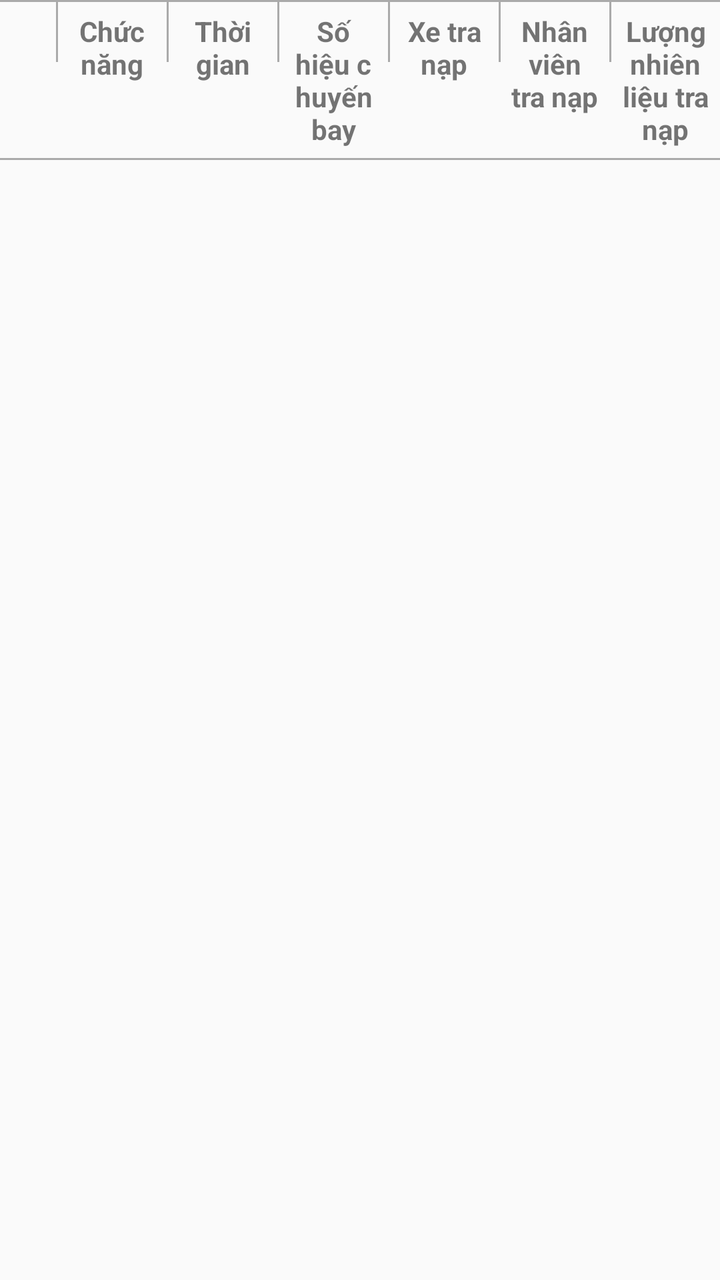
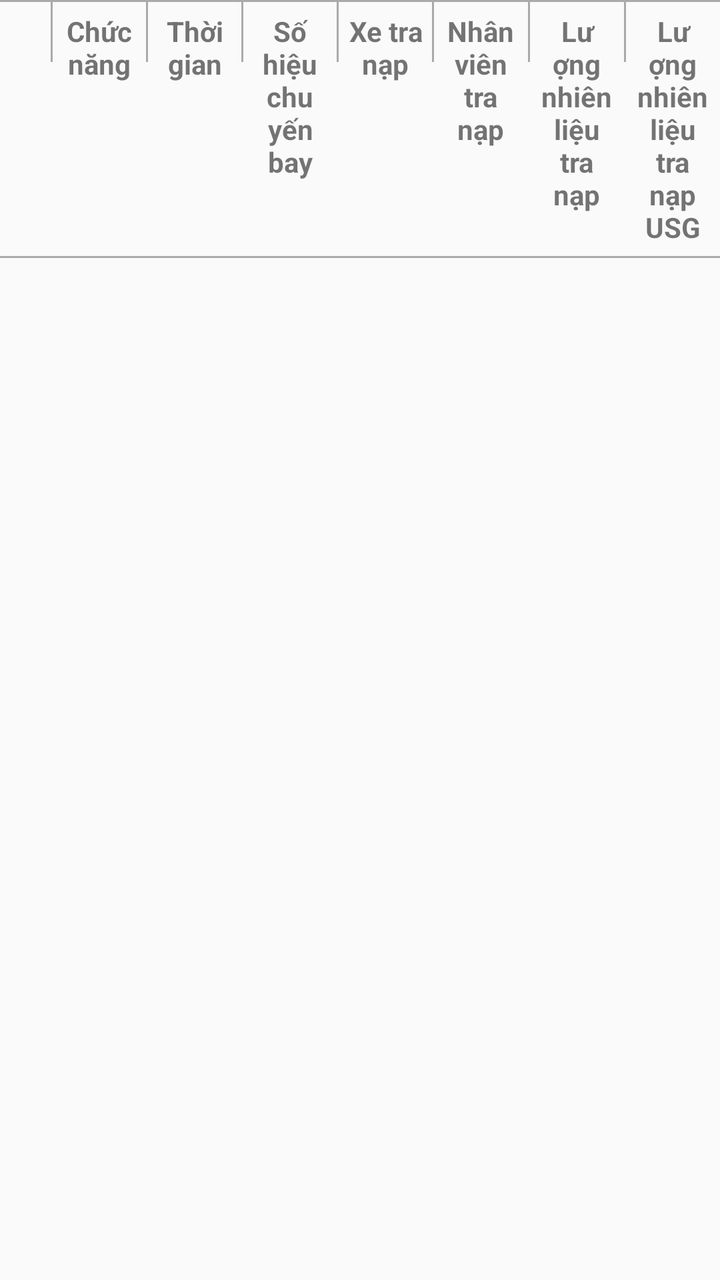

The first picture is an Android layout as it rendered before a commit; the second is the same layout after the commit. The layout source and the unified diff follow.
<!-- AndroidManifest.xml: application theme AppTheme.NoActionBar -->
<!-- res/layout/b2508_header.xml -->
<?xml version="1.0" encoding="utf-8"?>
<layout xmlns:android="http://schemas.android.com/apk/res/android">

    <LinearLayout
        android:layout_width="match_parent"
        android:layout_height="wrap_content"
        android:orientation="vertical">

        <View
            android:layout_width="match_parent"
            android:layout_height="1dp"
            android:background="@android:color/darker_gray" />

        <LinearLayout
            android:layout_width="match_parent"
            android:layout_height="wrap_content"
            android:orientation="horizontal"
            android:paddingLeft="10dp">
            <TextView
                android:layout_width="0dp"
                android:layout_height="wrap_content"
                android:layout_weight=".05"></TextView>

            <View
                android:layout_width="1dp"
                android:layout_height="30dp"
                android:background="@android:color/darker_gray" />
            <TextView
                android:layout_width="0dp"
                android:layout_height="wrap_content"
                android:layout_weight=".15"
                android:gravity="center"
                android:padding="5dp"
                android:text="@string/menu"
                android:textStyle="bold"></TextView>

            <View
                android:layout_width="1dp"
                android:layout_height="30dp"
                android:background="@android:color/darker_gray" />

            <TextView
                android:layout_width="0dp"
                android:layout_height="wrap_content"
                android:layout_weight=".15"
                android:gravity="center"
                android:padding="5dp"
                android:text="@string/time"
                android:textStyle="bold"></TextView>

            <View
                android:layout_width="1dp"
                android:layout_height="30dp"
                android:background="@android:color/darker_gray" />


            <TextView
                android:layout_width="0dp"
                android:layout_height="wrap_content"
                android:layout_weight=".15"
                android:gravity="center"
                android:padding="5dp"
                android:text="@string/flightNo"
                android:textStyle="bold">

            </TextView>

            <View
                android:layout_width="1dp"
                android:layout_height="30dp"
                android:background="@android:color/darker_gray" />


            <TextView
                android:layout_width="0dp"
                android:layout_height="wrap_content"
                android:layout_weight=".15"
                android:gravity="center"
                android:padding="5dp"
                android:text="@string/refueller"
                android:textStyle="bold"></TextView>

            <View
                android:layout_width="1dp"
                android:layout_height="30dp"
                android:background="@android:color/darker_gray" />


            <TextView
                android:layout_width="0dp"
                android:layout_height="wrap_content"
                android:layout_weight=".15"
                android:gravity="center"
                android:padding="5dp"
                android:text="@string/operator"
                android:textStyle="bold"></TextView>

            <View
                android:layout_width="1dp"
                android:layout_height="30dp"
                android:background="@android:color/darker_gray" />


            <TextView
                android:layout_width="0dp"
                android:layout_height="wrap_content"
                android:layout_weight=".15"
                android:gravity="center"
                android:padding="5dp"
                android:text="@string/fuelUplift"
                android:textStyle="bold"></TextView>

        </LinearLayout>

        <View
            android:layout_width="match_parent"
            android:layout_height="1dp"
            android:background="@android:color/darker_gray" />
    </LinearLayout>
</layout>
<!-- resources referenced by this layout -->
<resources>
  <string name="flightNo">Số hiệu chuyến bay</string>
  <string name="fuelUplift">Lượng nhiên liệu tra nạp</string>
  <string name="menu">Chức năng</string>
  <string name="operator">Nhân viên tra nạp</string>
  <string name="refueller">Xe tra nạp</string>
  <string name="time">Thời gian</string>
  <style name="AppTheme.NoActionBar">
          <item name="windowActionBar">false</item>
          <item name="windowNoTitle">true</item>
      </style>
</resources>

<!-- the commit's change to res/layout/b2508_header.xml (unified diff, before → after) -->
@@ -110,6 +110,19 @@
                 android:text="@string/fuelUplift"
                 android:textStyle="bold"></TextView>
 
+            <View
+                android:layout_width="1dp"
+                android:layout_height="30dp"
+                android:background="@android:color/darker_gray" />
+            <TextView
+                android:layout_width="0dp"
+                android:layout_height="wrap_content"
+                android:layout_weight=".15"
+                android:gravity="center"
+                android:padding="5dp"
+                android:text="@string/fuelUpliftUSG"
+                android:textStyle="bold"></TextView>
+
         </LinearLayout>
 
         <View
<!-- resource entries referenced after the edit -->
@@ -2,6 +2,7 @@
 <resources>
   <string name="flightNo">Số hiệu chuyến bay</string>
   <string name="fuelUplift">Lượng nhiên liệu tra nạp</string>
+  <string name="fuelUpliftUSG">Lượng nhiên liệu tra nạp USG</string>
   <string name="menu">Chức năng</string>
   <string name="operator">Nhân viên tra nạp</string>
   <string name="refueller">Xe tra nạp</string>
